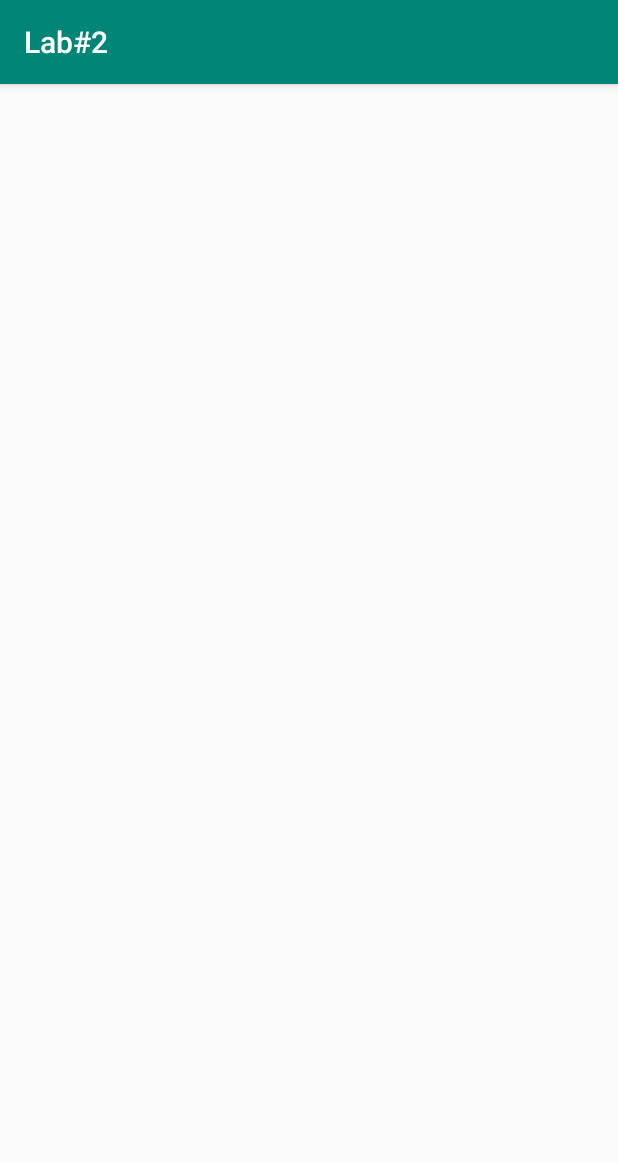
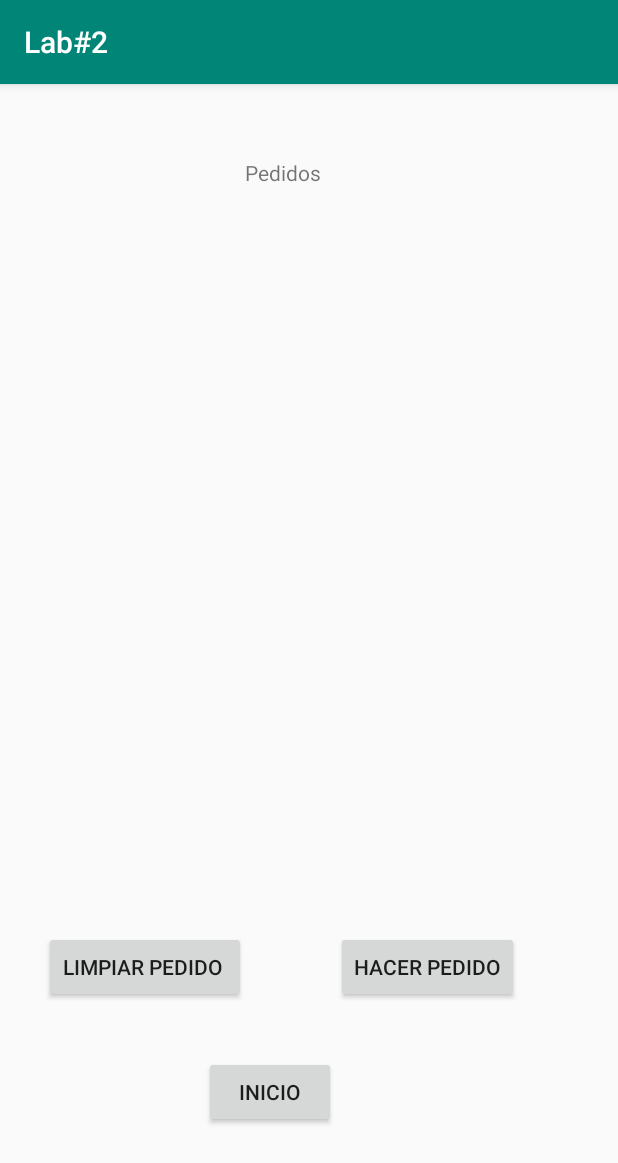
Before and after one commit to Crismaria11/PlataformasMoviles, an Android app: the Activity2 screen opened directly, with no data from a screen before it, on a phone screen of 412 x 824 dp. Shown: the top 1163 px of the screen. Run offline under Robolectric (Android 15) with nearby library versions, the phone set to English and light mode, and no system bars.

Commit message:
Los botones que se relacionan entre actividades fueron creados

```diff
--- a/Laboratorio#2/app/src/main/java/com/example/cristinabautista/lab2/Activity1.kt
+++ b/Laboratorio#2/app/src/main/java/com/example/cristinabautista/lab2/Activity1.kt
@@ -1,12 +1,18 @@
 package com.example.cristinabautista.lab2
 
+import android.content.Intent
 import android.support.v7.app.AppCompatActivity
 import android.os.Bundle
+import android.widget.Button
 
 class Activity1 : AppCompatActivity() {
 
     override fun onCreate(savedInstanceState: Bundle?) {
         super.onCreate(savedInstanceState)
         setContentView(R.layout.activity_1)
+
+        val buttonShowHome = findViewById<Button>(R.id.button3)
+        buttonShowHome.setOnClickListener{val intent = Intent(this, Activity::class.java)
+        }
     }
 }
--- a/Laboratorio#2/app/src/main/java/com/example/cristinabautista/lab2/Activity2.kt
+++ b/Laboratorio#2/app/src/main/java/com/example/cristinabautista/lab2/Activity2.kt
@@ -1,12 +1,18 @@
 package com.example.cristinabautista.lab2
 
+import android.content.Intent
 import android.support.v7.app.AppCompatActivity
 import android.os.Bundle
+import android.widget.Button
 
 class Activity2 : AppCompatActivity() {
 
     override fun onCreate(savedInstanceState: Bundle?) {
         super.onCreate(savedInstanceState)
         setContentView(R.layout.activity_2)
+
+        val buttonShowHome2 = findViewById<Button>(R.id.button6)
+        buttonShowHome2.setOnClickListener{val intent = Intent(this, Activity1::class.java)
+        }
     }
 }
--- a/Laboratorio#2/app/src/main/res/layout/activity_2.xml
+++ b/Laboratorio#2/app/src/main/res/layout/activity_2.xml
@@ -7,4 +7,38 @@
         android:layout_height="match_parent"
         tools:context=".Activity2">
 
+    <TextView
+            android:text="Pedidos"
+            android:layout_width="wrap_content"
+            android:layout_height="wrap_content"
+            android:id="@+id/Pedidos" app:layout_constraintTop_toTopOf="parent"
+            android:layout_marginTop="49dp" app:layout_constraintStart_toStartOf="parent"
+            android:layout_marginLeft="163dp" android:layout_marginStart="163dp"/>
+    <ListView
+            android:layout_width="368dp"
+            android:layout_height="206dp" android:layout_marginTop="8dp"
+            app:layout_constraintTop_toBottomOf="@+id/Pedidos" app:layout_constraintStart_toStartOf="parent"
+            android:layout_marginLeft="8dp" android:layout_marginStart="8dp"/>
+    <Button
+            android:text="Limpiar Pedido "
+            android:layout_width="wrap_content"
+            android:layout_height="wrap_content"
+            android:id="@+id/limPedido" app:layout_constraintStart_toStartOf="parent" android:layout_marginLeft="29dp"
+            android:layout_marginStart="29dp" android:layout_marginBottom="35dp"
+            app:layout_constraintBottom_toTopOf="@+id/button6"/>
+    <Button
+            android:text="Hacer Pedido"
+            android:layout_width="wrap_content"
+            android:layout_height="wrap_content"
+            android:id="@+id/haPedido" android:layout_marginEnd="66dp" android:layout_marginRight="66dp"
+            app:layout_constraintEnd_toEndOf="parent" android:layout_marginBottom="35dp"
+            app:layout_constraintBottom_toTopOf="@+id/button6"/>
+    <Button
+            android:text="Inicio"
+            android:layout_width="wrap_content"
+            android:layout_height="wrap_content"
+            android:id="@+id/button6"
+            app:layout_constraintBottom_toBottomOf="parent" android:layout_marginBottom="72dp"
+            app:layout_constraintStart_toStartOf="parent" android:layout_marginLeft="136dp"
+            android:layout_marginStart="136dp"/>
 </android.support.constraint.ConstraintLayout>
```
Also changed, not shown: Laboratorio#2/app/src/main/java/com/example/cristinabautista/lab2/Activity.kt (+11 -3 lines), Laboratorio#2/app/src/main/res/layout/activity_1.xml (+13 -5 lines), Laboratorio#2/app/src/main/res/layout/activity_main_restaurante.xml (+15 -8 lines).
